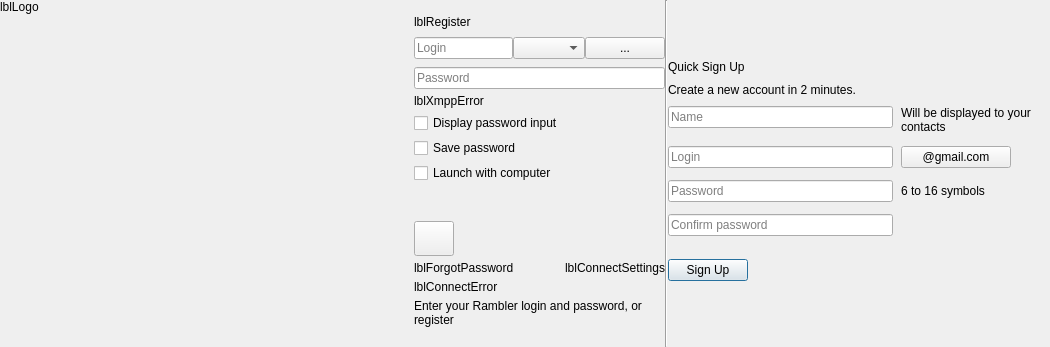
Before: the Qt Designer form src/plugins/optionsmanager/logindialog.ui in silvansky/Contacts, drawn with Qt 5.
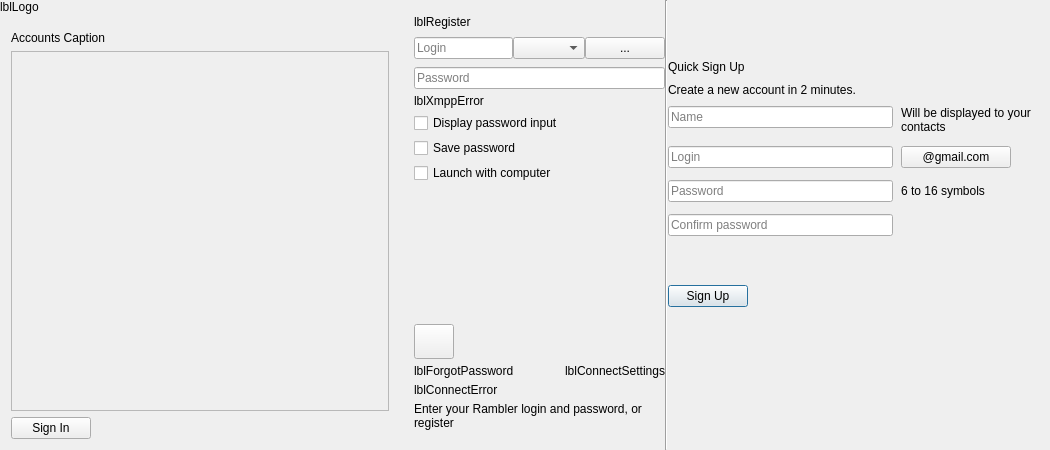
After: the same form once the commit is applied. The open tabs and pages were chosen to show the change. Custom widgets are drawn as their Qt base class.

Diff of the .ui file:
```diff
--- a/src/plugins/optionsmanager/logindialog.ui
+++ b/src/plugins/optionsmanager/logindialog.ui
@@ -7,7 +7,7 @@
     <x>0</x>
     <y>0</y>
     <width>1050</width>
-    <height>347</height>
+    <height>450</height>
    </rect>
   </property>
   <property name="sizePolicy">
@@ -19,13 +19,13 @@
   <property name="minimumSize">
    <size>
     <width>1050</width>
-    <height>347</height>
+    <height>450</height>
    </size>
   </property>
   <property name="maximumSize">
    <size>
     <width>1050</width>
-    <height>347</height>
+    <height>450</height>
    </size>
   </property>
   <property name="windowTitle">
@@ -109,7 +109,76 @@
          </item>
         </layout>
        </widget>
-       <widget class="QWidget" name="newProfilePage"/>
+       <widget class="QWidget" name="newProfilePage">
+        <layout class="QVBoxLayout" name="verticalLayout_7" stretch="0,0,0">
+         <item>
+          <widget class="QLabel" name="accountsCaption">
+           <property name="text">
+            <string>Accounts Caption</string>
+           </property>
+          </widget>
+         </item>
+         <item>
+          <widget class="QScrollArea" name="accountsScroll">
+           <property name="widgetResizable">
+            <bool>true</bool>
+           </property>
+           <widget class="QWidget" name="accountsScrollContents">
+            <property name="geometry">
+             <rect>
+              <x>0</x>
+              <y>0</y>
+              <width>374</width>
+              <height>330</height>
+             </rect>
+            </property>
+            <layout class="QVBoxLayout" name="verticalLayout_6">
+             <property name="margin">
+              <number>0</number>
+             </property>
+             <item>
+              <layout class="QVBoxLayout" name="accountsLayout">
+               <property name="spacing">
+                <number>0</number>
+               </property>
+              </layout>
+             </item>
+            </layout>
+           </widget>
+          </widget>
+         </item>
+         <item>
+          <layout class="QHBoxLayout" name="horizontalLayout_6">
+           <item>
+            <widget class="QPushButton" name="signInButton">
+             <property name="text">
+              <string>Sign In</string>
+             </property>
+             <property name="autoDefault">
+              <bool>false</bool>
+             </property>
+             <property name="default">
+              <bool>true</bool>
+             </property>
+            </widget>
+           </item>
+           <item>
+            <spacer name="horizontalSpacer_3">
+             <property name="orientation">
+              <enum>Qt::Horizontal</enum>
+             </property>
+             <property name="sizeHint" stdset="0">
+              <size>
+               <width>40</width>
+               <height>20</height>
+              </size>
+             </property>
+            </spacer>
+           </item>
+          </layout>
+         </item>
+        </layout>
+       </widget>
       </widget>
      </item>
     </layout>
```
Left out of the diff: 6 changed lines with no effect on the pictures.
